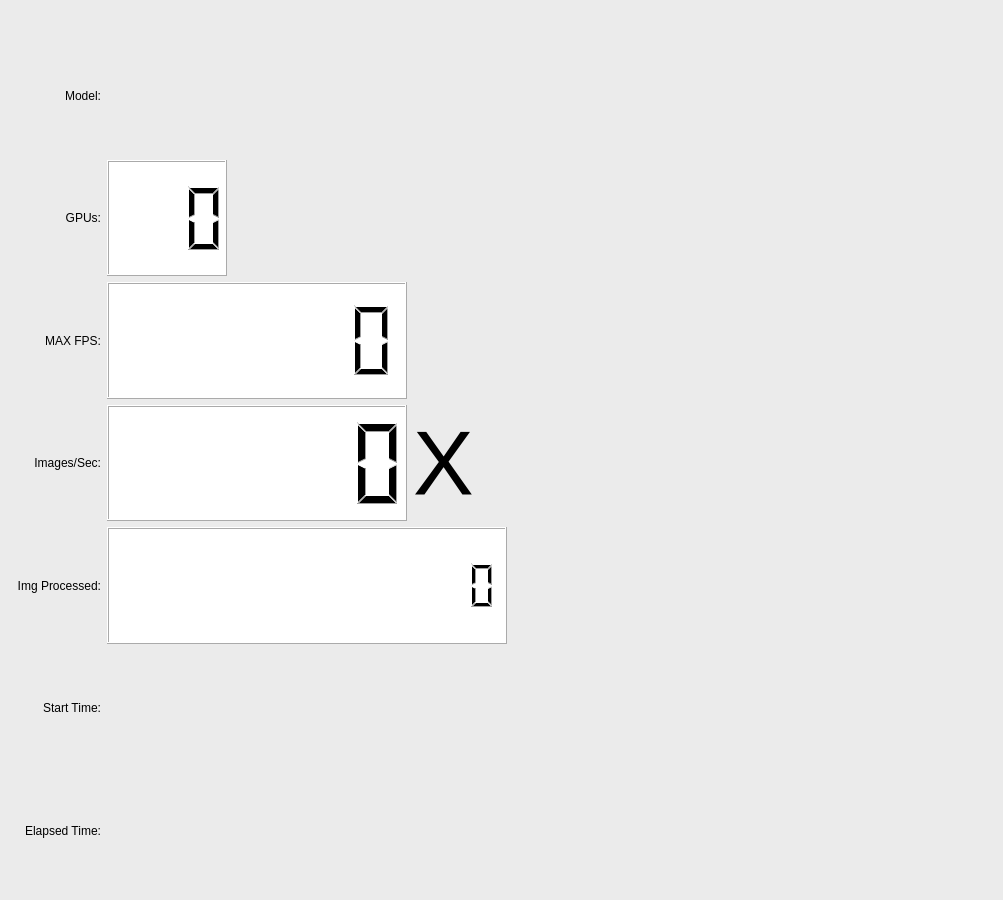
japarada/MIVisionX, file apps/cloud_inference/client_app/perf_graph.ui: the form before one commit.
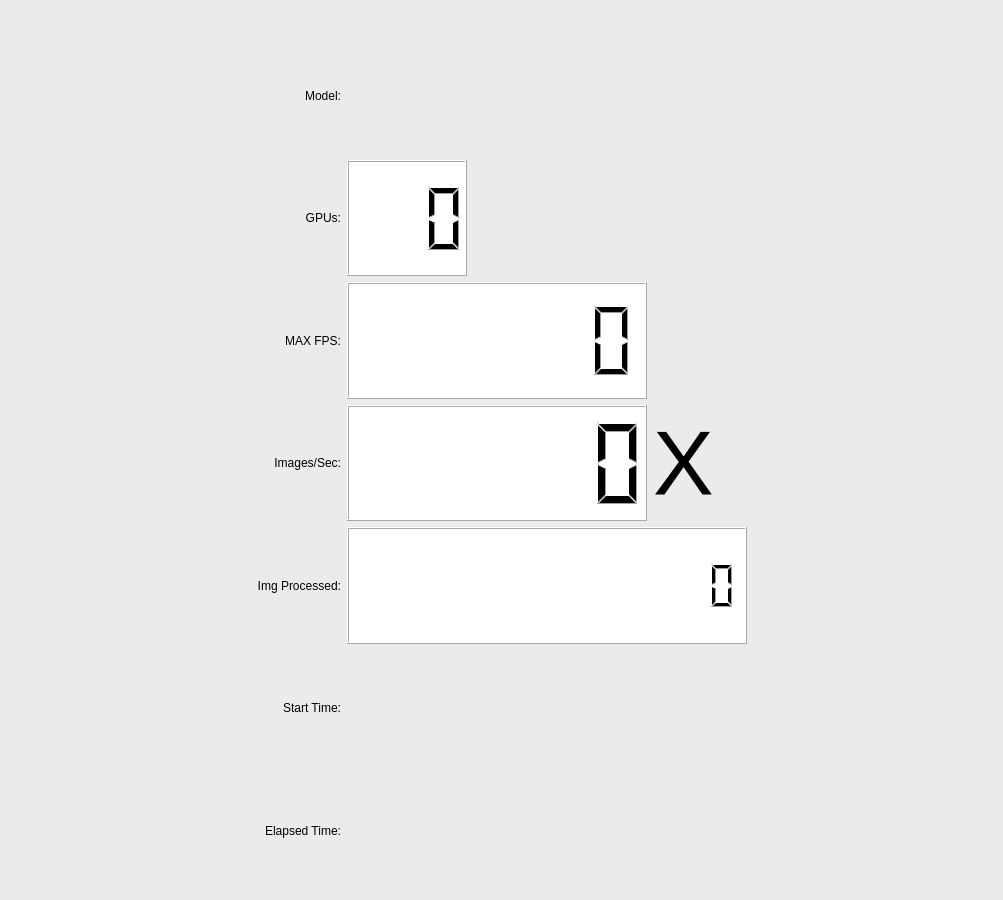
The form after the commit. Icons and pictures are not drawn.

What changed in the file:
```diff
--- a/apps/cloud_inference/client_app/perf_graph.ui
+++ b/apps/cloud_inference/client_app/perf_graph.ui
@@ -482,6 +482,19 @@
      </property>
     </widget>
    </item>
+   <item row="1" column="0">
+    <spacer name="horizontalSpacer_4">
+     <property name="orientation">
+      <enum>Qt::Horizontal</enum>
+     </property>
+     <property name="sizeHint" stdset="0">
+      <size>
+       <width>40</width>
+       <height>20</height>
+      </size>
+     </property>
+    </spacer>
+   </item>
   </layout>
  </widget>
  <resources>
```
